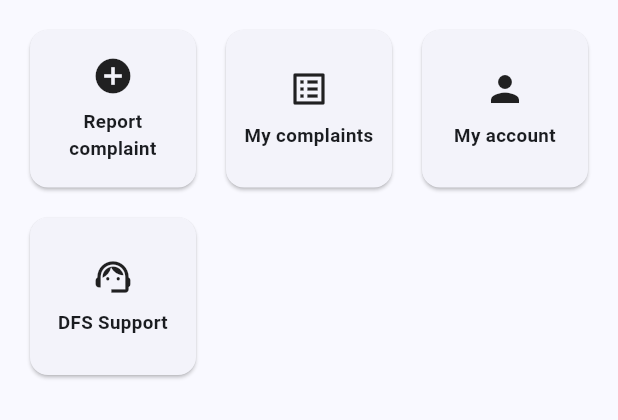
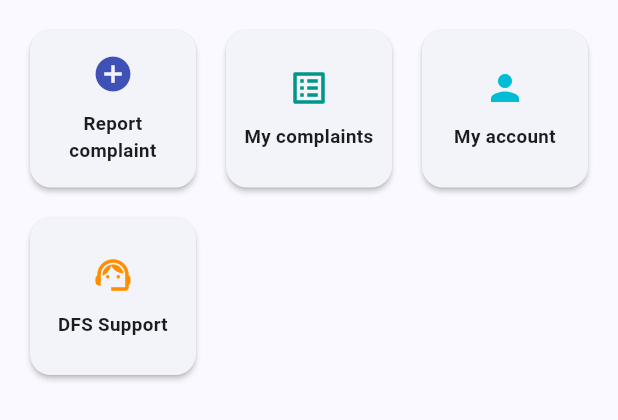
Before and after one commit to tbauer-oss/dfs-complaints, a Flutter app: the DashboardPage widget shown alone on an empty page, opened directly with empty values, on a phone screen of 412 x 824 dp. Shown: the top 420 px of the screen. Run offline on Flutter 3.47's test engine with Material 3 defaults, Android fonts, the phone set to English and light mode, and no system bars; our stand-ins replace file_picker; missing offline and left inert: country_flags, dart:html; generated files the repository leaves out were written again; network calls fail.

Commit message:
Update dashboard_page.dart

```diff
--- a/flutter_web/lib/pages/dashboard_page.dart
+++ b/flutter_web/lib/pages/dashboard_page.dart
@@ -23,23 +23,24 @@ class DashboardPage extends StatelessWidget {
   Widget build(BuildContext context) {
     final t = AppLocalizations.of(context)!;
 
+    // Farben pro Kachel (wie Admin-Optik)
     final tiles = <_Entry>[
-      _Entry(t.reportComplaint, Icons.add_circle, () {
+      _Entry(t.reportComplaint, Icons.add_circle, Colors.indigo, () {
         Navigator.of(context).push(MaterialPageRoute(
           builder: (_) => ComplaintFormPage(api: api),
         ));
       }),
-      _Entry(t.myComplaints, Icons.list_alt, () {
+      _Entry(t.myComplaints, Icons.list_alt, Colors.teal, () {
         Navigator.of(context).push(MaterialPageRoute(
           builder: (_) => MyComplaintsPage(api: api),
         ));
       }),
-      _Entry(t.myAccount, Icons.person, () {
+      _Entry(t.myAccount, Icons.person, Colors.cyan, () {
         Navigator.of(context).push(MaterialPageRoute(
           builder: (_) => AccountPage(api: api),
         ));
       }),
-      _Entry(t.supportTitle, Icons.support_agent, () {
+      _Entry(t.supportTitle, Icons.support_agent, Colors.amber.shade800, () {
         Navigator.of(context).push(MaterialPageRoute(
           builder: (_) => SupportPage(api: api),
         ));
@@ -53,19 +54,14 @@ class DashboardPage extends StatelessWidget {
           final isPortrait = MediaQuery.of(ctx).orientation == Orientation.portrait;
           final isPhone = size.width < 600;
 
-          // Zielbreiten für Kacheln (maxCrossAxisExtent). Auf dem Phone kleiner.
+          // Zielbreiten für Kacheln
           final double maxExtent = isPhone
-              ? (isPortrait ? 160 : 200) // Handy: Portrait knackig, Landscape etwas breiter
-              : (size.width < 1024 ? 220 : 240); // Tablet/Desktop
+              ? (isPortrait ? 160 : 200)
+              : (size.width < 1024 ? 220 : 240);
 
-          // Kompakt-Optik für Phones: kleinere Icons/Schrift und engeres Padding
+          // Kompakt-Optik für Phones
           final double iconSize = isPhone ? 28 : 44;
-          final double vGap = isPhone ? 8 : 10;
           final double fontSize = isPhone ? 12.5 : 14.0;
-          final EdgeInsets cardPad = EdgeInsets.symmetric(
-            horizontal: isPhone ? 6 : 10,
-            vertical: isPhone ? 8 : 12,
-          );
 
           return Center(
             child: ConstrainedBox(
@@ -76,26 +72,81 @@ class DashboardPage extends StatelessWidget {
                   maxCrossAxisExtent: maxExtent,
                   mainAxisSpacing: 12,
                   crossAxisSpacing: 12,
-                  // etwas „flacher“ auf Phones, damit mehr Kacheln auf den Screen passen
                   childAspectRatio: isPhone ? 1.05 : 1.12,
                 ),
                 itemCount: tiles.length,
                 itemBuilder: (context, i) {
                   final e = tiles[i];
-                  return Card(
+                  return _DashTile(
+                    icon: e.icon,
+                    label: e.label,
+                    color: e.color,
+                    onTap: e.onTap,
+                    iconSize: iconSize,
+                    fontSize: fontSize,
+                    // badge: const _BusyDot(), // optional
+                  );
+                },
+              ),
+            ),
+          );
+        },
+      ),
+    );
+  }
+}
+
+class _Entry {
+  final String label;
+  final IconData icon;
+  final Color color;
+  final VoidCallback onTap;
+  _Entry(this.label, this.icon, this.color, this.onTap);
+}
+
+/// Hübsche Kachel wie im Adminbereich (runde Ecken, Hover, Shadow)
+class _DashTile extends StatelessWidget {
+  final IconData icon;
+  final String label;
+  final Color color;
+  final VoidCallback onTap;
+  final Widget? badge;
+
+  // Responsive Größen (vom Dashboard übergeben)
+  final double iconSize;
+  final double fontSize;
+
+  const _DashTile({
+    super.key,
+    required this.icon,
+    required this.label,
+    required this.color,
+    required this.onTap,
+    this.badge,
+    this.iconSize = 44,
+    this.fontSize = 14,
+  });
+
+  @override
+  Widget build(BuildContext context) {
+    final card = Card(
+      elevation: 1.5,
       clipBehavior: Clip.antiAlias,
+      shape: RoundedRectangleBorder(borderRadius: BorderRadius.circular(14)),
       child: InkWell(
-                      onTap: e.onTap,
+        onTap: onTap,
+        hoverColor: color.withOpacity(0.06),
+        splashColor: color.withOpacity(0.10),
+        child: Center(
           child: Padding(
-                        padding: cardPad,
-                        child: Center(
+            padding: const EdgeInsets.symmetric(horizontal: 10, vertical: 12),
             child: Column(
               mainAxisSize: MainAxisSize.min,
               children: [
-                              Icon(e.icon, size: iconSize),
-                              SizedBox(height: vGap),
+                Icon(icon, size: iconSize, color: color),
+                const SizedBox(height: 10),
                 Text(
-                                e.label,
+                  label,
                   textAlign: TextAlign.center,
                   maxLines: 2,
                   overflow: TextOverflow.ellipsis,
@@ -110,19 +161,27 @@ class DashboardPage extends StatelessWidget {
         ),
       ),
     );
-                },
-              ),
-            ),
-          );
-        },
-      ),
+
+    if (badge == null) return card;
+
+    return Stack(
+      children: [
+        card,
+        Positioned(right: 10, top: 10, child: badge!),
+      ],
     );
   }
 }
 
-class _Entry {
-  final String label;
-  final IconData icon;
-  final VoidCallback onTap;
-  _Entry(this.label, this.icon, this.onTap);
+// Optionaler Busy-Indikator (kleiner Badge)
+class _BusyDot extends StatelessWidget {
+  const _BusyDot({super.key});
+  @override
+  Widget build(BuildContext context) {
+    return const SizedBox(
+      width: 18,
+      height: 18,
+      child: CircularProgressIndicator(strokeWidth: 2),
+    );
   }
+}
```
Lines whose indentation alone changed are shown as unchanged.
